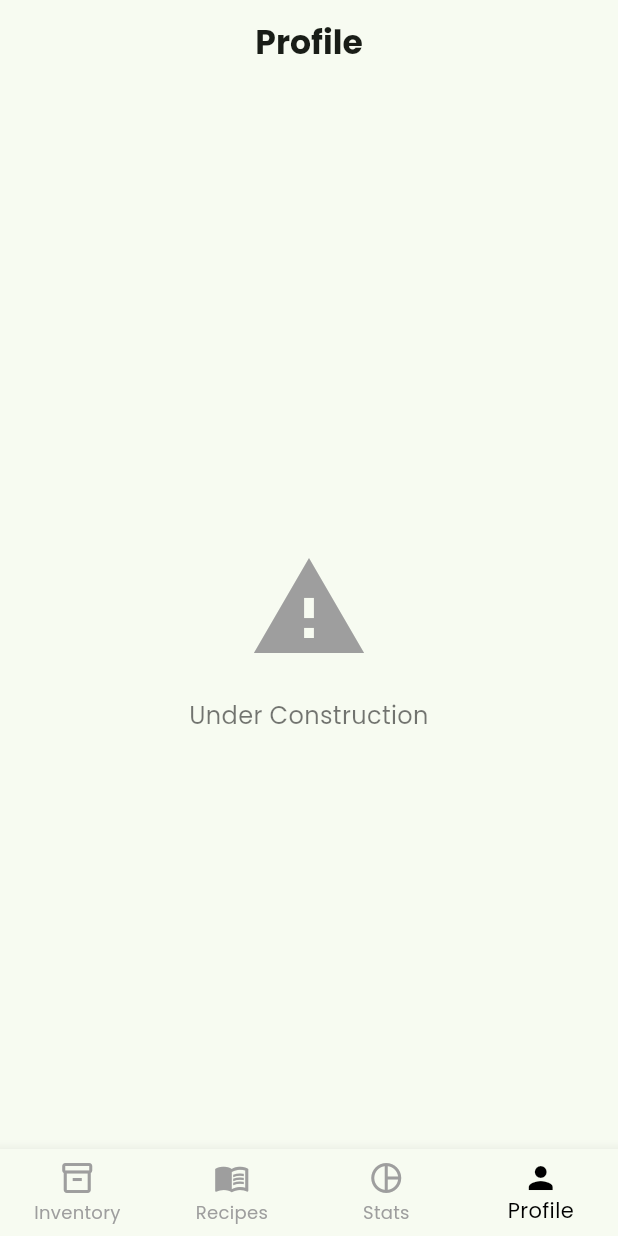
After one commit to KOlCIqwq/DOOF, a Flutter app: the screen it shows after launch, swiped to page 4, on a phone screen of 412 x 824 dp. The commit adds this screen. Run offline on Flutter 3.47's test engine with Material 3 defaults, Android fonts, the phone set to English and light mode, and no system bars; our stand-ins replace cached_network_image, camera, fl_chart, permission_handler, shared_preferences; missing offline and left inert: openfoodfacts.

Commit message:
Init Profile page

```diff
--- a/lib/pages/main_page.dart
+++ b/lib/pages/main_page.dart
@@ -10,6 +10,7 @@ import '../widgets/consume_dialog.dart';
 import 'inventory_page.dart';
 import 'recipe_page.dart';
 import 'stats_page.dart';
+import './profile_page.dart';
 
 class MainPage extends StatefulWidget {
   const MainPage({super.key});
@@ -348,9 +349,13 @@ class _MainPageState extends State<MainPage> with WidgetsBindingObserver {
                   consumptionHistory: _consumptionHistory,
                   dailySummaries: _dailySummaries,
                 ),
+                // Account page
+                ProfilePage(),
               ],
             ),
-      floatingActionButton: _currentIndex == 2
+      floatingActionButton:
+          _currentIndex ==
+              2 // Stats page
           ? FloatingActionButton.extended(
               onPressed: _showConsumeDialog, // Show consume dialog
               label: const Text(
@@ -366,6 +371,7 @@ class _MainPageState extends State<MainPage> with WidgetsBindingObserver {
         onTap: _onBottomNavTapped,
         selectedItemColor: Colors.black,
         unselectedItemColor: Colors.grey,
+        type: BottomNavigationBarType.fixed,
         items: const [
           BottomNavigationBarItem(
             icon: Icon(Icons.inventory_2_outlined),
@@ -382,6 +388,11 @@ class _MainPageState extends State<MainPage> with WidgetsBindingObserver {
             activeIcon: Icon(Icons.pie_chart),
             label: 'Stats',
           ),
+          BottomNavigationBarItem(
+            icon: Icon(Icons.person_outline),
+            activeIcon: Icon(Icons.person),
+            label: 'Profile',
+          ),
         ],
       ),
     );
--- /dev/null
+++ b/lib/pages/profile_page.dart
@@ -0,0 +1,55 @@
+import 'package:flutter/material.dart';
+
+class ProfilePage extends StatefulWidget {
+  @override
+  State<ProfilePage> createState() => ProfilePageState();
+}
+
+class ProfilePageState extends State<ProfilePage> {
+  Widget buildFriendlyMessage(IconData icon, Color color, String message) {
+    return Center(
+      child: Padding(
+        padding: const EdgeInsets.all(24.0),
+        child: Column(
+          mainAxisAlignment: MainAxisAlignment.center,
+          children: [
+            Icon(icon, size: 80, color: color),
+            const SizedBox(height: 20),
+            Text(
+              message,
+              textAlign: TextAlign.center,
+              style: const TextStyle(fontSize: 16, color: Colors.black54),
+            ),
+          ],
+        ),
+      ),
+    );
+  }
+
+  Widget buildBody() {
+    return buildFriendlyMessage(
+      Icons.warning,
+      Colors.grey,
+      "Under Construction",
+    );
+  }
+
+  @override
+  Widget build(BuildContext context) {
+    return Scaffold(
+      appBar: AppBar(
+        title: const Text(
+          'Profile',
+          style: TextStyle(fontWeight: FontWeight.bold),
+        ),
+        centerTitle: true,
+      ),
+      body: Column(
+        children: [
+          Padding(padding: const EdgeInsets.all(16.0)),
+          Expanded(child: buildBody()),
+        ],
+      ),
+    );
+  }
+}
```
Also changed, not shown: lib/pages/homepage.dart (deleted, +0 -349 lines).
